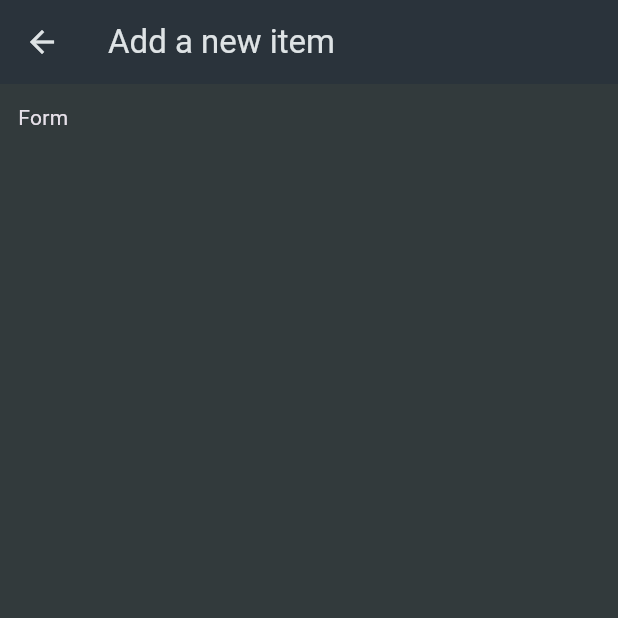
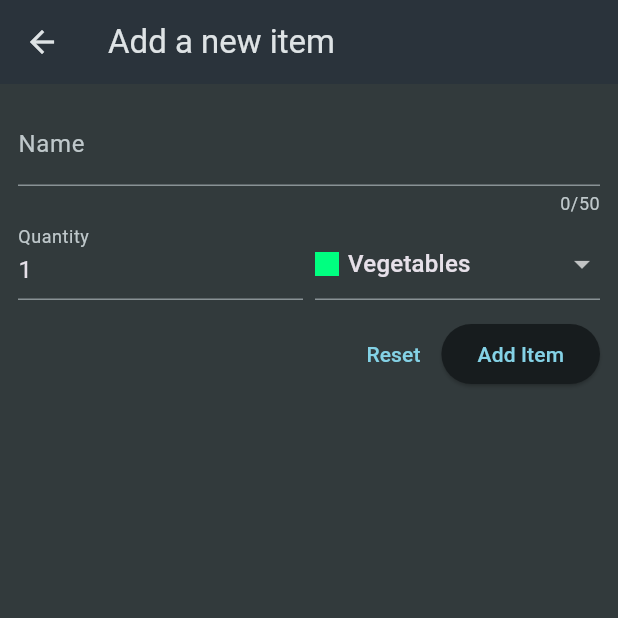
Before and after one commit to prabeshkunwar12/grocery_list_app, a Flutter app: the NewItemScreen screen opened directly, on a phone screen of 412 x 824 dp, the top half of it. Run offline on Flutter 3.47's test engine with Material 3 defaults, Android fonts, the phone set to English and light mode, and no system bars.

Commit message:
new item form with validation

```diff
--- a/lib/screens/new_item_screen.dart
+++ b/lib/screens/new_item_screen.dart
@@ -1,4 +1,6 @@
 import 'package:flutter/material.dart';
+import 'package:shopping_list_app/data/categories.dart';
+import 'package:shopping_list_app/models/category.dart';
 
 class NewItemScreen extends StatefulWidget {
   const NewItemScreen({super.key});
@@ -10,6 +12,20 @@ class NewItemScreen extends StatefulWidget {
 }
 
 class _NewItemScreenState extends State<NewItemScreen> {
+  final _formKey = GlobalKey<FormState>();
+  String _enteredName = '';
+  int _enteredQuantity = 1;
+  Category _selectedCategory = categories[Categories.vegetables]!;
+
+  void _saveItem() {
+    if (_formKey.currentState!.validate()) {
+      _formKey.currentState!.save();
+      print(_enteredName);
+      print(_enteredQuantity);
+      print(_selectedCategory);
+    }
+  }
+
   @override
   Widget build(BuildContext context) {
     return Scaffold(
@@ -18,7 +34,107 @@ class _NewItemScreenState extends State<NewItemScreen> {
       ),
       body: Padding(
         padding: const EdgeInsets.all(12),
-        child: const Text("Form"),
+        child: Form(
+          key: _formKey,
+          child: Column(
+            children: [
+              TextFormField(
+                maxLength: 50,
+                decoration: const InputDecoration(
+                  label: Text('Name'),
+                ),
+                validator: (value) {
+                  if (value == null ||
+                      value.isEmpty ||
+                      value.trim().length <= 1 ||
+                      value.trim().length > 50) {
+                    return "Name must be between 1 and 50 characters long.";
+                  }
+                  return null;
+                },
+                onSaved: (value) {
+                  _enteredName = value!;
+                },
+              ),
+              Row(
+                crossAxisAlignment: CrossAxisAlignment.end,
+                children: [
+                  Expanded(
+                    child: TextFormField(
+                      decoration: const InputDecoration(
+                        label: Text('Quantity'),
+                      ),
+                      keyboardType: TextInputType.number,
+                      initialValue: _enteredQuantity.toString(),
+                      validator: (value) {
+                        if (value == null ||
+                            value.isEmpty ||
+                            int.tryParse(value) == null ||
+                            int.tryParse(value)! <= 0) {
+                          return "Quantity must be valid positive number.";
+                        }
+                        return null;
+                      },
+                      onSaved: (value) {
+                        _enteredQuantity = int.parse(value!);
+                      },
+                    ),
+                  ),
+                  const SizedBox(
+                    width: 8,
+                  ),
+                  Expanded(
+                    child: DropdownButtonFormField(
+                      value: _selectedCategory,
+                      items: [
+                        for (final category in categories.entries)
+                          DropdownMenuItem(
+                            value: category.value,
+                            child: Row(
+                              children: [
+                                Container(
+                                  width: 16,
+                                  height: 16,
+                                  color: category.value.color,
+                                ),
+                                const SizedBox(
+                                  width: 6,
+                                ),
+                                Text(category.value.name)
+                              ],
+                            ),
+                          )
+                      ],
+                      onChanged: (value) {
+                        setState(() {
+                          _selectedCategory = value!;
+                        });
+                      },
+                    ),
+                  ),
+                ],
+              ),
+              const SizedBox(
+                height: 12,
+              ),
+              Row(
+                mainAxisAlignment: MainAxisAlignment.end,
+                children: [
+                  TextButton(
+                    onPressed: () {
+                      _formKey.currentState!.reset();
+                    },
+                    child: const Text("Reset"),
+                  ),
+                  ElevatedButton(
+                    onPressed: _saveItem,
+                    child: const Text("Add Item"),
+                  ),
+                ],
+              ),
+            ],
+          ),
+        ),
       ),
     );
   }
```
